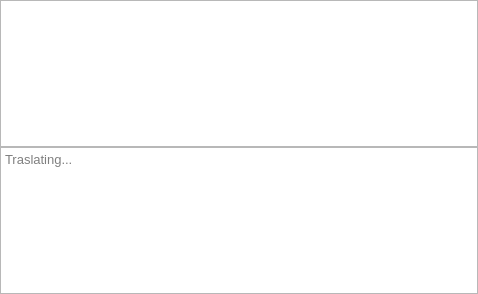
Qt form src/popupdialog.ui (glaumar/PopTranslate) before a commit.
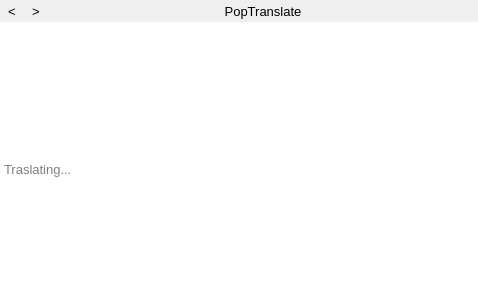
The same form after that commit. Icons and pictures are not drawn.

Commit message: Add a toolbar to switch translation results.

What changed in the file:
```diff
--- a/src/popupdialog.ui
+++ b/src/popupdialog.ui
@@ -52,6 +52,72 @@
    <property name="bottomMargin">
     <number>0</number>
    </property>
+   <item>
+    <widget class="QWidget" name="widget" native="true">
+     <property name="sizePolicy">
+      <sizepolicy hsizetype="Preferred" vsizetype="Fixed">
+       <horstretch>0</horstretch>
+       <verstretch>0</verstretch>
+      </sizepolicy>
+     </property>
+     <layout class="QHBoxLayout" name="horizontalLayout">
+      <property name="spacing">
+       <number>0</number>
+      </property>
+      <property name="leftMargin">
+       <number>0</number>
+      </property>
+      <property name="topMargin">
+       <number>0</number>
+      </property>
+      <property name="rightMargin">
+       <number>0</number>
+      </property>
+      <property name="bottomMargin">
+       <number>0</number>
+      </property>
+      <item>
+       <widget class="QToolButton" name="prev_toolbutton">
+        <property name="text">
+         <string>&lt;</string>
+        </property>
+        <property name="icon">
+         <iconset theme="go-previous"/>
+        </property>
+        <property name="autoRaise">
+         <bool>true</bool>
+        </property>
+       </widget>
+      </item>
+      <item>
+       <widget class="QToolButton" name="next_toolbutton">
+        <property name="text">
+         <string>&gt;</string>
+        </property>
+        <property name="icon">
+         <iconset theme="go-next"/>
+        </property>
+        <property name="autoRaise">
+         <bool>true</bool>
+        </property>
+        <property name="arrowType">
+         <enum>Qt::NoArrow</enum>
+        </property>
+       </widget>
+      </item>
+      <item>
+       <widget class="QLabel" name="title_label">
+        <property name="text">
+         <string>PopTranslate</string>
+        </property>
+        <property name="alignment">
+         <set>Qt::AlignCenter</set>
+        </property>
+       </widget>
+      </item>
+     </layout>
+    </widget>
+   </item>
    <item>
     <widget class="QPlainTextEdit" name="src_plain_text_edit">
      <property name="enabled">
@@ -67,7 +133,7 @@
       <string notr="true"/>
      </property>
      <property name="frameShape">
-      <enum>QFrame::StyledPanel</enum>
+      <enum>QFrame::NoFrame</enum>
      </property>
      <property name="frameShadow">
       <enum>QFrame::Sunken</enum>
@@ -98,7 +164,7 @@
       <string notr="true"/>
      </property>
      <property name="frameShape">
-      <enum>QFrame::StyledPanel</enum>
+      <enum>QFrame::NoFrame</enum>
      </property>
      <property name="frameShadow">
       <enum>QFrame::Sunken</enum>
```
The commit also changes 5 other files.
